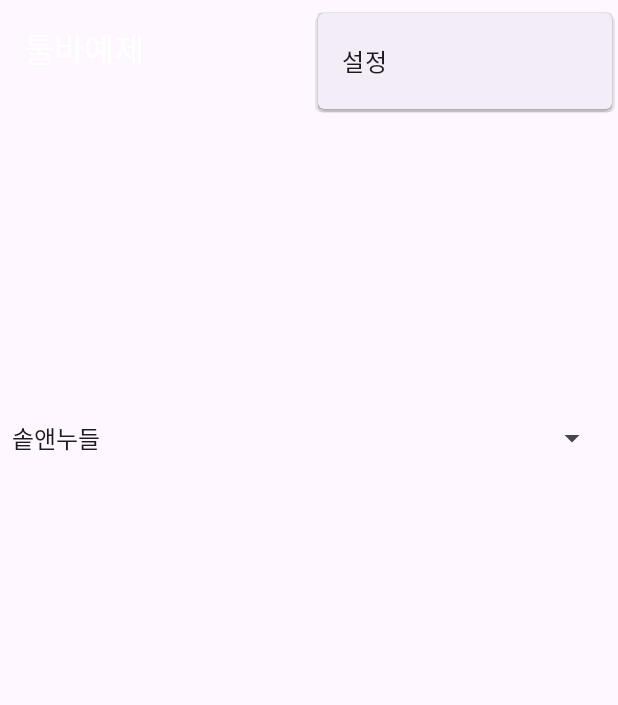
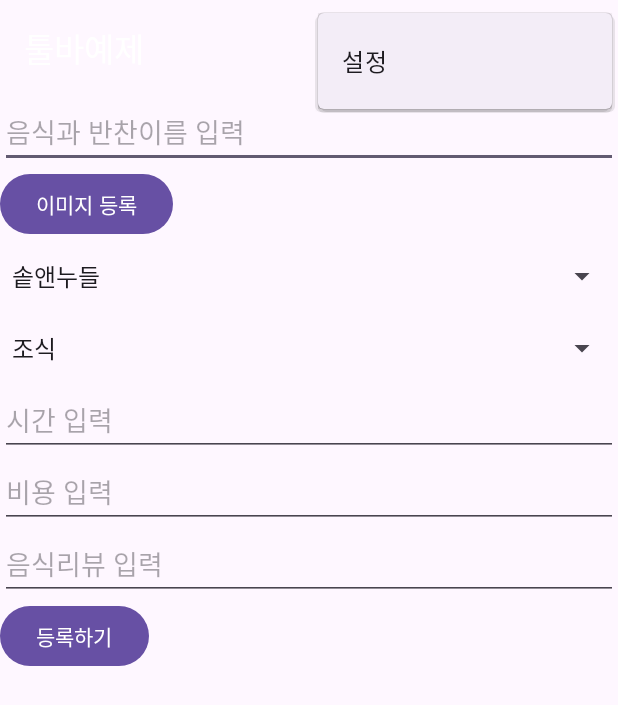
Before and after one commit to SHINMIN7/AndroidApp_shin, an Android app: the InputFood screen opened directly, with no data from a screen before it, with the options menu open, on a phone screen of 412 x 824 dp. Shown: the top 705 px of the screen. Run offline under Robolectric (Android 15) with nearby library versions, the phone set to English and light mode, and no system bars; our stand-ins replace Room's generated code.

Commit message:
feat:식사 입력받아서 db에 저장하기

```diff
--- a/app/build.gradle.kts
+++ b/app/build.gradle.kts
@@ -33,6 +33,12 @@ dependencies {
     implementation("androidx.appcompat:appcompat:1.6.1")
     implementation("com.google.android.material:material:1.10.0")
     implementation("androidx.constraintlayout:constraintlayout:2.1.4")
+
+    implementation ("androidx.lifecycle:lifecycle-common-java8:2.6.2")
+
+    implementation ("androidx.room:room-runtime:2.6.0")
+    annotationProcessor ("androidx.room:room-compiler:2.6.0")
+
     testImplementation("junit:junit:4.13.2")
     androidTestImplementation("androidx.test.ext:junit:1.1.5")
     androidTestImplementation("androidx.test.espresso:espresso-core:3.5.1")
--- a/app/src/main/AndroidManifest.xml
+++ b/app/src/main/AndroidManifest.xml
@@ -12,6 +12,12 @@
         android:supportsRtl="true"
         android:theme="@style/Theme.MyApplication"
         tools:targetApi="31">
+        <activity
+            android:name=".PlaceSpinnerActivity"
+            android:exported="false" />
+        <activity
+            android:name=".MainActivity2"
+            android:exported="false" />
         <activity
             android:name=".BaseActivity"
             android:exported="false" />
--- a/app/src/main/java/com/example/myapplication/InputFood.java
+++ b/app/src/main/java/com/example/myapplication/InputFood.java
@@ -2,30 +2,102 @@ package com.example.myapplication;
 
 import androidx.appcompat.app.AppCompatActivity;
 
+import android.content.Intent;
 import android.os.Bundle;
+import android.provider.MediaStore;
+import android.view.View;
 import android.widget.ArrayAdapter;
+import android.widget.Button;
+import android.widget.EditText;
 import android.widget.Spinner;
+
+import com.example.myapplication.domain.Meal;
+import com.example.myapplication.domain.MealRepository;
 
 public class InputFood extends BaseActivity {
 
+    private MealRepository mealRepository;
     @Override
     protected void onCreate(Bundle savedInstanceState) {
         super.onCreate(savedInstanceState);
         setContentView(R.layout.activity_input_food);
+        mealRepository = new MealRepository(getApplication());
 
-        Spinner spinner = (Spinner) findViewById(R.id.foods_spinner);
+        generateSpinner1();
+        generateSpinner2();
+
+        //이미지 등록하기
+//        Button selectButton = (Button) findViewById(R.id.image_button);
+//        selectButton.setOnClickListener(new View.OnClickListener() {
+//                                            @Override
+//                                            public void onClick(View view) {
+//                                                Intent intent = new Intent(Intent.ACTION_PICK);
+//                                                intent.setDataAndType(MediaStore.Images.Media.EXTERNAL_CONTENT_URI, "image/*");
+//                                                intent.setAction(Intent.ACTION_PICK);
+//                                                activityResultLauncher.launch(intent);
+//                                            }
+//                                        }
+//
+//        );
+
+        EditText mealNameText = findViewById(R.id.meal_names);
+        EditText timeText = findViewById(R.id.time);
+        Spinner placeSpinner = (Spinner) findViewById(R.id.place_spinner);
+        Spinner foodTypeSpinner = (Spinner) findViewById(R.id.food_type_spinner);
+
+        EditText costText = findViewById(R.id.cost);
+        EditText reviewText = findViewById(R.id.review);
+
+        View sendButton = findViewById(R.id.register_button);
+        sendButton.setOnClickListener(new View.OnClickListener() {
+            @Override
+            public void onClick(View v) {
+                String mealName = mealNameText.getText().toString();
+                String place = placeSpinner.getSelectedItem().toString();
+                String foodType = foodTypeSpinner.getSelectedItem().toString();
+
+                String time = timeText.getText().toString();
+                int cost = Integer.valueOf(costText.getText().toString());
+                String review = reviewText.getText().toString();
+
+                //SQLite를 사용해서 room으로 db를 저장
+                //ORM(room)을 사용해서 객체를 db에 저장
+                mealRepository.insert(new Meal(mealName, place, foodType, time, cost, review));
+
+            }
+        });
+
+    }
+
+    private void generateSpinner2() {
+        Spinner spinner2 = (Spinner) findViewById(R.id.food_type_spinner);
 
         // Create an ArrayAdapter using the string array and a default spinner layout.
-        ArrayAdapter<CharSequence> adapter = ArrayAdapter.createFromResource(
+        ArrayAdapter<CharSequence> adapter2 = ArrayAdapter.createFromResource(
                 this,
-                R.array.foods_array,
+                R.array.food_type_array,
                 android.R.layout.simple_spinner_item
         );
         // Specify the layout to use when the list of choices appears.
-        adapter.setDropDownViewResource(android.R.layout.simple_spinner_dropdown_item);
+        adapter2.setDropDownViewResource(android.R.layout.simple_spinner_dropdown_item);
         // Apply the adapter to the spinner.
-        spinner.setAdapter(adapter);
-
+        spinner2.setAdapter(adapter2);
     }
 
+    private void generateSpinner1() {
+        Spinner spinner1 = (Spinner) findViewById(R.id.place_spinner);
+
+        // Create an ArrayAdapter using the string array and a default spinner layout.
+        ArrayAdapter<CharSequence> adapter1 = ArrayAdapter.createFromResource(
+                this,
+                R.array.place_array,
+                android.R.layout.simple_spinner_item
+        );
+        // Specify the layout to use when the list of choices appears.
+        adapter1.setDropDownViewResource(android.R.layout.simple_spinner_dropdown_item);
+        // Apply the adapter to the spinner.
+        spinner1.setAdapter(adapter1);
+    }
+
+
 }
--- a/app/src/main/java/com/example/myapplication/SpinnerActivity.java
+++ b/app/src/main/java/com/example/myapplication/PlaceSpinnerActivity.java
@@ -5,13 +5,13 @@ import android.view.View;
 import android.widget.AdapterView;
 import android.widget.Spinner;
 
-public class SpinnerActivity extends Activity implements AdapterView.OnItemSelectedListener {
+public class PlaceSpinnerActivity extends Activity implements AdapterView.OnItemSelectedListener {
 
     public void onItemSelected(AdapterView<?> parent, View view,
                                int pos, long id) {
         // An item is selected. You can retrieve the selected item using
         // parent.getItemAtPosition(pos).
-        Spinner spinner = (Spinner) findViewById(R.id.foods_spinner);
+        Spinner spinner = (Spinner) findViewById(R.id.place_spinner);
         spinner.setOnItemSelectedListener(this);
     }
 
--- /dev/null
+++ b/app/src/main/java/com/example/myapplication/domain/MealDao.java
@@ -0,0 +1,27 @@
+package com.example.myapplication.domain;
+
+import androidx.room.Dao;
+import androidx.room.Insert;
+import androidx.room.OnConflictStrategy;
+import androidx.room.Query;
+
+import java.util.List;
+
+@Dao
+public interface MealDao {
+
+    @Insert(onConflict = OnConflictStrategy.IGNORE)
+    void insert(Meal meal);
+
+    @Query("DELETE FROM meal")
+    void deleteAll();
+
+    @Query("SELECT * FROM meal")
+    List<Meal> findAll();
+
+    @Query("SELECT * FROM meal WHERE foods IS :food")
+    Meal findByFoodName(String food);
+
+    @Query("SELECT * FROM meal WHERE time >= datetime('now', '-1 month')")
+    List<Meal> findLastOneMonth();
+}
--- /dev/null
+++ b/app/src/main/java/com/example/myapplication/domain/MealRepository.java
@@ -0,0 +1,34 @@
+package com.example.myapplication.domain;
+
+import android.app.Application;
+
+import java.util.List;
+
+public class MealRepository {
+
+    private MealDao mealDao;
+
+
+    public MealRepository(Application application) {
+        MealRoomDatabase db = MealRoomDatabase.getDatabase(application);
+        mealDao = db.mealDao();
+    }
+
+    public void insert(Meal meal) {
+        MealRoomDatabase.databaseWriteExecutor.execute(() -> {
+            mealDao.insert(meal);
+        });
+    }
+
+    public List<Meal> findAll() {
+        return mealDao.findAll();
+    }
+
+    public Meal findByFood(String food) {
+        return mealDao.findByFoodName(food);
+    }
+
+    public List<Meal> findLastOneMonth() {
+        return mealDao.findLastOneMonth();
+    }
+}
--- a/app/src/main/res/layout/activity_input_food.xml
+++ b/app/src/main/res/layout/activity_input_food.xml
@@ -1,22 +1,66 @@
 <?xml version="1.0" encoding="utf-8"?>
-<androidx.constraintlayout.widget.ConstraintLayout xmlns:android="http://schemas.android.com/apk/res/android"
+<androidx.appcompat.widget.LinearLayoutCompat xmlns:android="http://schemas.android.com/apk/res/android"
     xmlns:app="http://schemas.android.com/apk/res-auto"
     xmlns:tools="http://schemas.android.com/tools"
     android:layout_width="match_parent"
     android:layout_height="match_parent"
+    android:orientation="vertical"
     tools:context=".InputFood">
 
+    <EditText
+        android:id = "@+id/meal_names"
+        android:layout_width="match_parent"
+        android:layout_height="wrap_content"
+        android:inputType="text"
+        android:hint="음식과 반찬이름 입력"
+        />
+
+    <Button
+        android:id = "@+id/image_button"
+        android:layout_width="wrap_content"
+        android:layout_height="48dp"
+        android:text="이미지 등록"
+        />
+
     <Spinner
-        android:id="@+id/foods_spinner"
-        android:layout_width="405dp"
+        android:id="@+id/place_spinner"
+        android:layout_width="match_parent"
+        android:layout_height="48dp" />
+
+    <Spinner
+        android:id="@+id/food_type_spinner"
+        android:layout_width="match_parent"
+        android:layout_height="48dp" />
+
+    <EditText
+        android:id = "@+id/time"
+        android:layout_width="match_parent"
         android:layout_height="48dp"
-        android:layout_marginTop="204dp"
-        app:layout_constraintEnd_toEndOf="parent"
-        app:layout_constraintHorizontal_bias="0.0"
-        app:layout_constraintStart_toStartOf="parent"
-        app:layout_constraintTop_toTopOf="parent" />
+        android:inputType="text"
+        android:hint="시간 입력"
+        />
+
+    <EditText
+        android:id = "@+id/cost"
+        android:layout_width="match_parent"
+        android:layout_height="48dp"
+        android:inputType="text"
+        android:hint="비용 입력"
+        />
+
+    <EditText
+        android:id = "@+id/review"
+        android:layout_width="match_parent"
+        android:layout_height="48dp"
+        android:inputType="text"
+        android:hint="음식리뷰 입력"
+        />
+
+    <Button
+        android:id="@+id/register_button"
+        android:layout_width="wrap_content"
+        android:layout_height="wrap_content"
+        android:text="등록하기" />
 
 
-
-
-</androidx.constraintlayout.widget.ConstraintLayout>
+</androidx.appcompat.widget.LinearLayoutCompat>
--- a/app/src/main/res/values/strings.xml
+++ b/app/src/main/res/values/strings.xml
@@ -3,9 +3,10 @@
     <string name="button1">식사 입력하기</string>
     <string name="button2">식사 보여주기</string>
     <string name="button3">식사 분석하기</string>
+    <string name="add_meal">식사 등록하기</string>
 
 
-    <string-array name="foods_array">
+    <string-array name="place_array">
         <item>솥앤누들</item>
         <item>분식당</item>
         <item>학생식당</item>
@@ -15,6 +16,12 @@
         <item>가든쿡</item>
     </string-array>
 
+    <string-array name="food_type_array">
+        <item>조식</item>
+        <item>중식</item>
+        <item>석식</item>
+        <item>음료</item>
+    </string-array>
 
 
 </resources>
```
Also changed, not shown: app/src/main/java/com/example/myapplication/FoodTypeSpinnerActivity.java (added, +21 -0 lines), app/src/main/java/com/example/myapplication/domain/Converters.java (added, +33 -0 lines), app/src/main/java/com/example/myapplication/domain/Meal.java (added, +140 -0 lines), app/src/main/java/com/example/myapplication/domain/MealRoomDatabase.java (added, +57 -0 lines), app/src/main/java/com/example/myapplication/domain/MealType.java (added, +9 -0 lines), app/src/main/res/layout/activity_main2.xml (added, +9 -0 lines), app/src/main/res/layout/activity_place_spinner.xml (added, +9 -0 lines).
